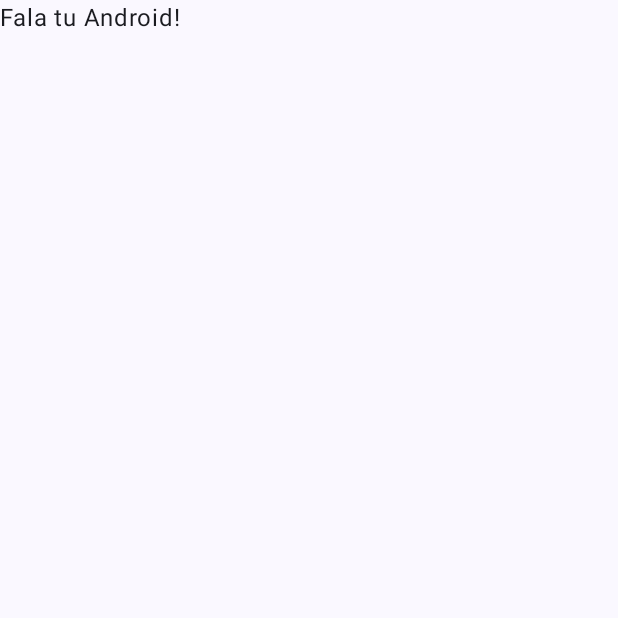
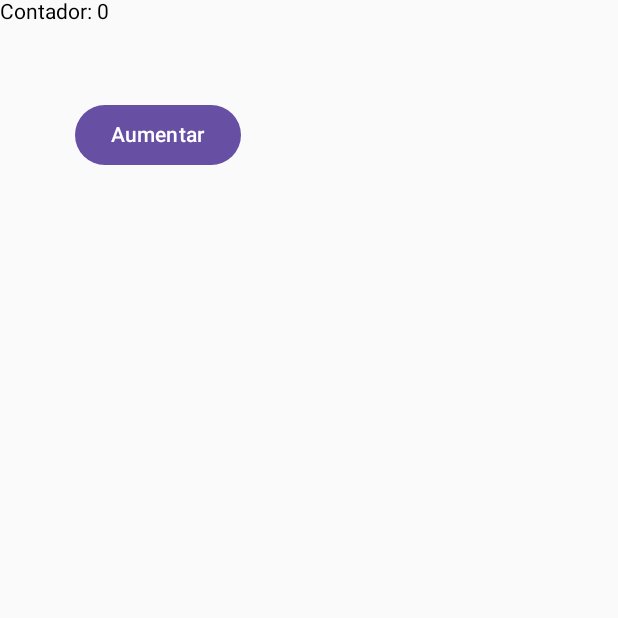
Before and after one commit to ashMatch/ComposeProject, an Android app built with Jetpack Compose: the screen it shows after launch (MainActivity), on a phone screen of 412 x 824 dp, the top half of it. Before the commit the part shown is almost empty. Run offline under Robolectric (Android 15) with nearby library versions, the phone set to English and light mode, and no system bars.

Commit message:
feat: add buttons

```diff
--- a/app/src/main/java/com/jellyfish/composeproject/MainActivity.kt
+++ b/app/src/main/java/com/jellyfish/composeproject/MainActivity.kt
@@ -3,44 +3,74 @@
 import android.os.Bundle
 import androidx.activity.ComponentActivity
 import androidx.activity.compose.setContent
+import androidx.compose.foundation.layout.*
+import androidx.compose.foundation.layout.Column
 import androidx.compose.foundation.layout.fillMaxSize
+import androidx.compose.material.*
+import androidx.compose.material3.Button
 import androidx.compose.material3.MaterialTheme
 import androidx.compose.material3.Surface
 import androidx.compose.material3.Text
+import androidx.compose.runtime.*
 import androidx.compose.runtime.Composable
+import androidx.compose.runtime.mutableStateOf
+import androidx.compose.runtime.remember
 import androidx.compose.ui.Modifier
 import androidx.compose.ui.tooling.preview.Preview
+import androidx.compose.ui.unit.dp
 import com.jellyfish.composeproject.ui.theme.ComposeProjectTheme
 
 class MainActivity : ComponentActivity() {
     override fun onCreate(savedInstanceState: Bundle?) {
         super.onCreate(savedInstanceState)
         setContent {
-            ComposeProjectTheme {
-                // A surface container using the 'background' color from the theme
-                Surface(
-                    modifier = Modifier.fillMaxSize(),
-                    color = MaterialTheme.colorScheme.background
-                ) {
-                    Greeting("Android")
-                }
-            }
+//            MyScreen()
+            Counter()
         }
     }
 }
 
 @Composable
-fun Greeting(name: String, modifier: Modifier = Modifier) {
-    Text(
-        text = "Fala tu $name!",
-        modifier = modifier
-    )
+fun MessageCard(name:String){
+    Text(text = "Olá $name")
+
 }
 
-@Preview(showBackground = true)
+//@Composable
+//fun MyScreen(){
+//    Column {
+//        MessageCard("Ladino")
+//        MessageCard("Mago")
+//    }
+//}
+
 @Composable
-fun GreetingPreview() {
-    ComposeProjectTheme {
-        Greeting("Vagabundo")
+fun Counter(){
+    var count by remember { mutableStateOf(0) }
+
+    Column {
+        Text(text = "Contador: $count")
+        Button(
+            onClick = { count++},
+            modifier = Modifier.padding(50.dp)
+            ) {
+            Text(text = "Aumentar")
+        }
     }
 }
+
+//@Composable
+//fun Greeting(name: String, modifier: Modifier = Modifier) {
+//    Text(
+//        text = "Fala tu $name!",
+//        modifier = modifier
+//    )
+//}
+
+//@Preview(showBackground = true)
+//@Composable
+//fun GreetingPreview() {
+//    ComposeProjectTheme {
+//        Greeting("Vagabundo")
+//    }
+//}
```
